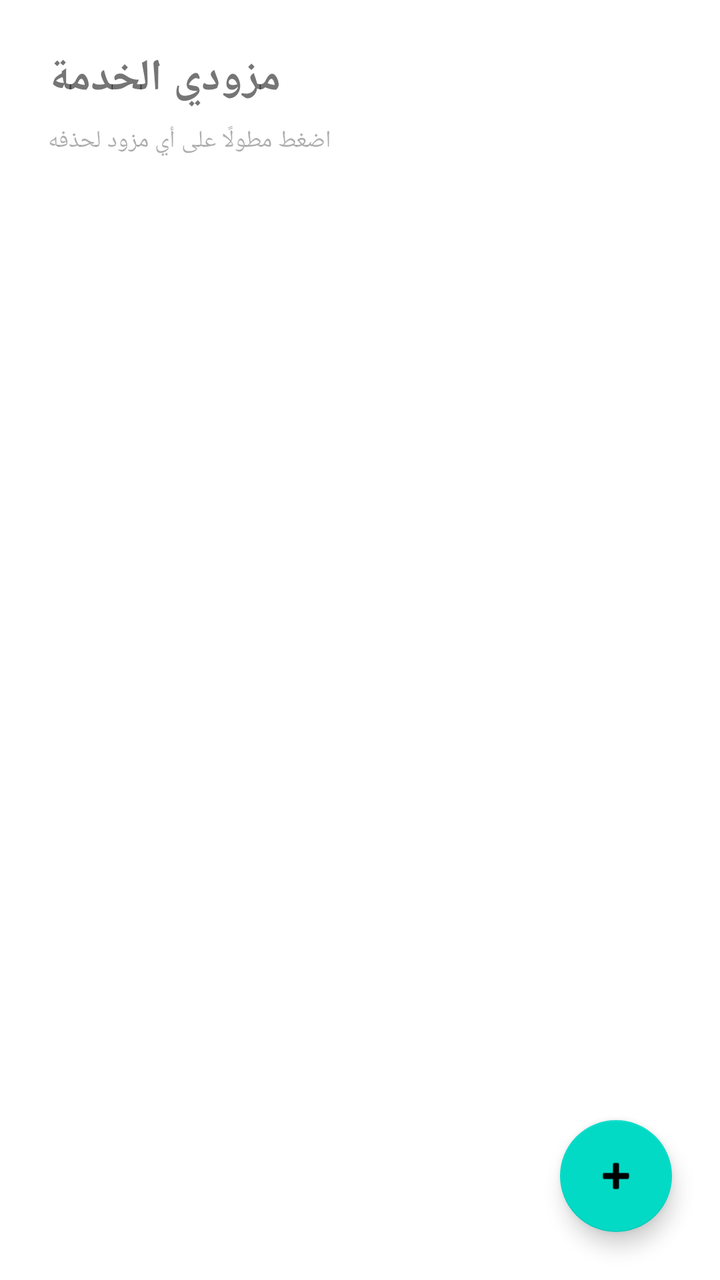
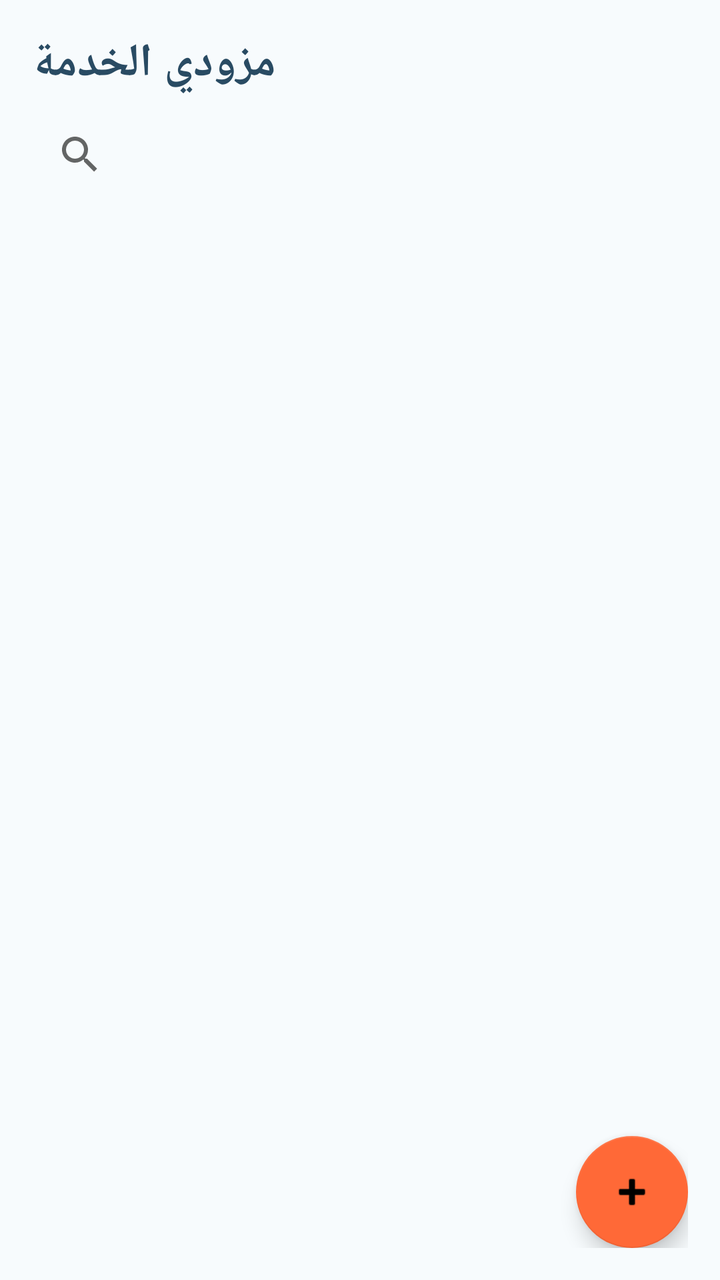

Screens rendered from an Android XML layout before and after an edit, with the pre-edit source and the edit as a unified diff.
<!-- AndroidManifest.xml: application theme Theme.SmsToTelegram -->
<!-- res/layout/fragment_messages.xml -->
<?xml version="1.0" encoding="utf-8"?>
<androidx.coordinatorlayout.widget.CoordinatorLayout xmlns:android="http://schemas.android.com/apk/res/android"
    xmlns:app="http://schemas.android.com/apk/res-auto"
    android:layout_width="match_parent"
    android:layout_height="match_parent">

    <LinearLayout
        android:layout_width="match_parent"
        android:layout_height="match_parent"
        android:orientation="vertical"
        android:padding="24dp">

        <TextView
            android:layout_width="wrap_content"
            android:layout_height="wrap_content"
            android:text="مزودي الخدمة"
            android:textSize="22sp"
            android:textStyle="bold"
            android:layout_marginBottom="8dp" />

        <TextView
            android:layout_width="wrap_content"
            android:layout_height="wrap_content"
            android:text="اضغط مطولًا على أي مزود لحذفه"
            android:textSize="12sp"
            android:alpha="0.6"
            android:layout_marginBottom="16dp" />

        <TextView
            android:id="@+id/tvEmptyState"
            android:layout_width="match_parent"
            android:layout_height="wrap_content"
            android:text="مفيش مزودي خدمة مضافين لسه، دوس على + عشان تضيف واحد"
            android:gravity="center"
            android:padding="32dp"
            android:visibility="gone" />

        <androidx.recyclerview.widget.RecyclerView
            android:id="@+id/rvProviders"
            android:layout_width="match_parent"
            android:layout_height="match_parent" />

    </LinearLayout>

    <com.google.android.material.floatingactionbutton.FloatingActionButton
        android:id="@+id/fabAddProvider"
        android:layout_width="wrap_content"
        android:layout_height="wrap_content"
        android:layout_gravity="bottom|end"
        android:layout_margin="24dp"
        android:contentDescription="إضافة مزود خدمة"
        android:src="@android:drawable/ic_input_add" />

</androidx.coordinatorlayout.widget.CoordinatorLayout>
<!-- resources referenced by this layout -->
<resources>
  <style name="Theme.SmsToTelegram" parent="Theme.MaterialComponents.DayNight.NoActionBar">
          <item name="colorPrimary">#1976D2</item>
          <item name="colorPrimaryDark">#0D47A1</item>
          <item name="colorAccent">#2196F3</item>
      </style>
</resources>

<!-- the commit's change to res/layout/fragment_messages.xml (unified diff, before → after) -->
@@ -1,54 +1,8 @@
 <?xml version="1.0" encoding="utf-8"?>
-<androidx.coordinatorlayout.widget.CoordinatorLayout xmlns:android="http://schemas.android.com/apk/res/android"
-    xmlns:app="http://schemas.android.com/apk/res-auto"
-    android:layout_width="match_parent"
-    android:layout_height="match_parent">
-
-    <LinearLayout
-        android:layout_width="match_parent"
-        android:layout_height="match_parent"
-        android:orientation="vertical"
-        android:padding="24dp">
-
-        <TextView
-            android:layout_width="wrap_content"
-            android:layout_height="wrap_content"
-            android:text="مزودي الخدمة"
-            android:textSize="22sp"
-            android:textStyle="bold"
-            android:layout_marginBottom="8dp" />
-
-        <TextView
-            android:layout_width="wrap_content"
-            android:layout_height="wrap_content"
-            android:text="اضغط مطولًا على أي مزود لحذفه"
-            android:textSize="12sp"
-            android:alpha="0.6"
-            android:layout_marginBottom="16dp" />
-
-        <TextView
-            android:id="@+id/tvEmptyState"
-            android:layout_width="match_parent"
-            android:layout_height="wrap_content"
-            android:text="مفيش مزودي خدمة مضافين لسه، دوس على + عشان تضيف واحد"
-            android:gravity="center"
-            android:padding="32dp"
-            android:visibility="gone" />
-
-        <androidx.recyclerview.widget.RecyclerView
-            android:id="@+id/rvProviders"
-            android:layout_width="match_parent"
-            android:layout_height="match_parent" />
-
-    </LinearLayout>
-
-    <com.google.android.material.floatingactionbutton.FloatingActionButton
-        android:id="@+id/fabAddProvider"
-        android:layout_width="wrap_content"
-        android:layout_height="wrap_content"
-        android:layout_gravity="bottom|end"
-        android:layout_margin="24dp"
-        android:contentDescription="إضافة مزود خدمة"
-        android:src="@android:drawable/ic_input_add" />
-
-</androidx.coordinatorlayout.widget.CoordinatorLayout>
+<LinearLayout xmlns:android="http://schemas.android.com/apk/res/android" xmlns:app="http://schemas.android.com/apk/res-auto" android:layout_width="match_parent" android:layout_height="match_parent" android:orientation="vertical" android:padding="16dp" android:background="#F7FBFD">
+<TextView android:layout_width="wrap_content" android:layout_height="wrap_content" android:text="مزودي الخدمة" android:textSize="23sp" android:textStyle="bold" android:textColor="#294B63"/>
+<android.widget.SearchView android:id="@+id/etSearch" android:layout_width="match_parent" android:layout_height="wrap_content" android:queryHint="بحث باسم مزود الخدمة أو رقم الحساب" android:layout_marginTop="6dp"/>
+<TextView android:id="@+id/tvEmptyState" android:layout_width="match_parent" android:layout_height="wrap_content" android:text="مفيش مزودي خدمة مضافين لسه، دوس على + عشان تضيف واحد" android:gravity="center" android:padding="32dp" android:visibility="gone"/>
+<androidx.recyclerview.widget.RecyclerView android:id="@+id/rvProviders" android:layout_width="match_parent" android:layout_height="0dp" android:layout_weight="1"/>
+<com.google.android.material.floatingactionbutton.FloatingActionButton android:id="@+id/fabAddProvider" android:layout_width="wrap_content" android:layout_height="wrap_content" android:layout_gravity="end" android:contentDescription="إضافة مزود خدمة" android:src="@android:drawable/ic_input_add" app:backgroundTint="#FF6937"/>
+</LinearLayout>
<!-- resource entries referenced after the edit -->
@@ -1,9 +1,9 @@
 <!-- resources referenced by this layout -->
 <resources>
   <style name="Theme.SmsToTelegram" parent="Theme.MaterialComponents.DayNight.NoActionBar">
-          <item name="colorPrimary">#1976D2</item>
-          <item name="colorPrimaryDark">#0D47A1</item>
-          <item name="colorAccent">#2196F3</item>
+          <item name="colorPrimary">#25A8DE</item>
+          <item name="colorPrimaryDark">#1688B8</item>
+          <item name="colorAccent">#FF6937</item>
       </style>
 </resources>
 
